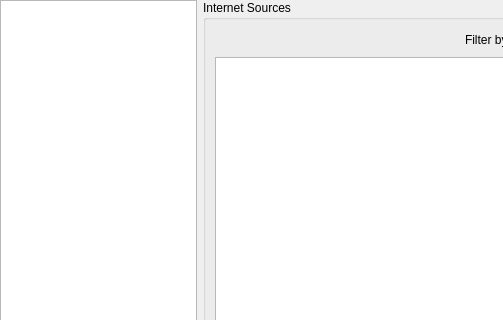
Old version of the form src/stackedsettingsdialog.ui in the repository tomahawk-player/tomahawk; both pictures show x 0 to 503 and y 0 to 320 of the 655 by 500 pixel window.
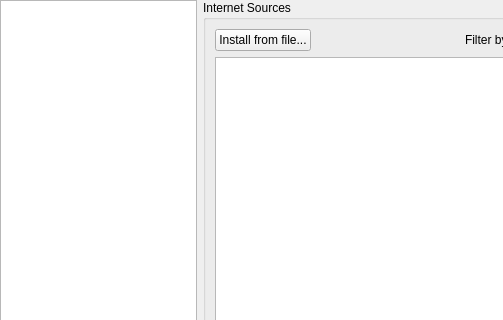
New version of the form. Custom widgets are drawn as their Qt base class.

The edit to the form file:
```diff
--- a/src/stackedsettingsdialog.ui
+++ b/src/stackedsettingsdialog.ui
@@ -100,6 +100,13 @@
            <layout class="QVBoxLayout" name="verticalLayout_8">
             <item>
              <layout class="QHBoxLayout" name="horizontalLayout_2">
+              <item>
+               <widget class="QPushButton" name="installFromFileBtn">
+                <property name="text">
+                 <string>Install from file...</string>
+                </property>
+               </widget>
+              </item>
               <item>
                <spacer name="horizontalSpacer">
                 <property name="orientation">
```
